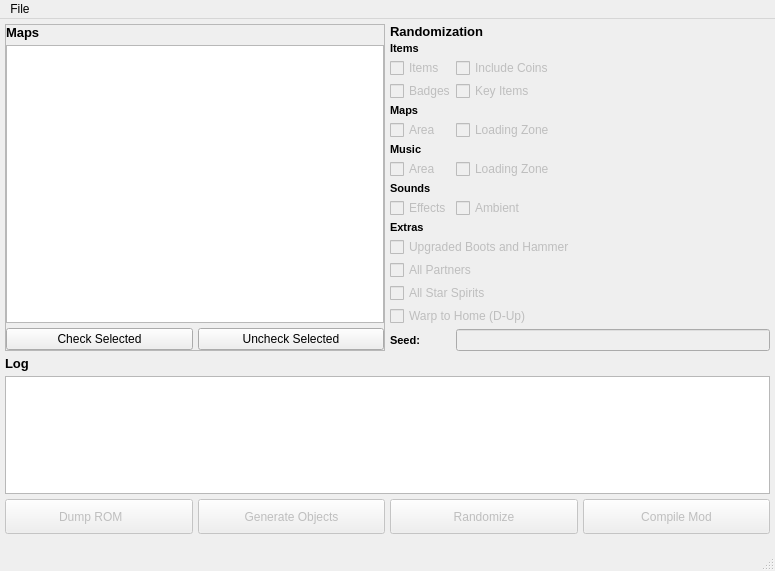
The window that ui/main_window.ui (JoshW-7/PaperMarioRandomizer) describes before a commit, drawn with Qt 5.
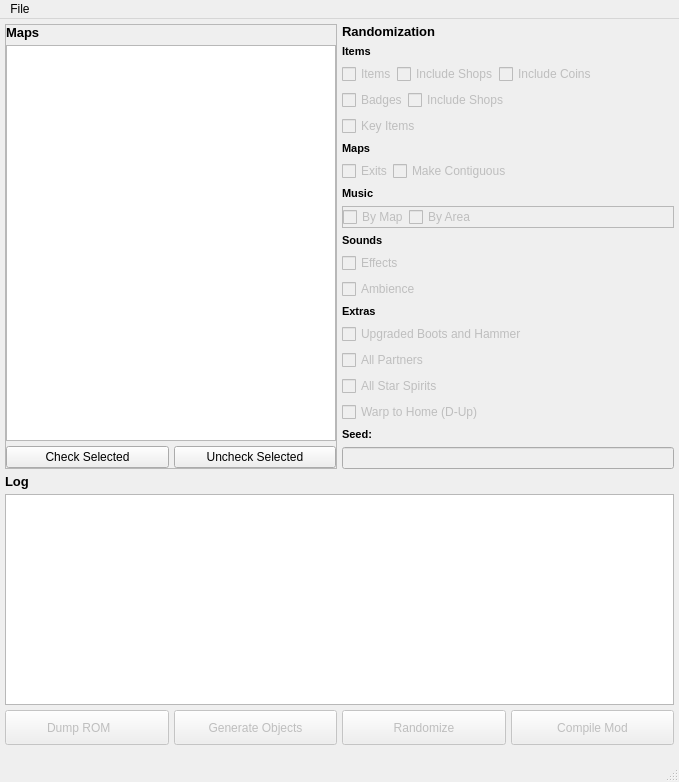
The same window after the commit. Icons and pictures are not drawn.

The edit to the form file:
```diff
--- a/ui/main_window.ui
+++ b/ui/main_window.ui
@@ -6,8 +6,8 @@
    <rect>
     <x>0</x>
     <y>0</y>
-    <width>775</width>
-    <height>571</height>
+    <width>679</width>
+    <height>782</height>
    </rect>
   </property>
   <property name="windowTitle">
@@ -216,28 +216,10 @@
               <height>0</height>
              </size>
             </property>
-            <layout class="QFormLayout" name="formLayout">
+            <layout class="QVBoxLayout" name="verticalLayout_2">
              <property name="sizeConstraint">
               <enum>QLayout::SetDefaultConstraint</enum>
              </property>
-             <property name="fieldGrowthPolicy">
-              <enum>QFormLayout::AllNonFixedFieldsGrow</enum>
-             </property>
-             <property name="rowWrapPolicy">
-              <enum>QFormLayout::DontWrapRows</enum>
-             </property>
-             <property name="labelAlignment">
-              <set>Qt::AlignLeading|Qt::AlignLeft|Qt::AlignVCenter</set>
-             </property>
-             <property name="formAlignment">
-              <set>Qt::AlignLeading|Qt::AlignLeft|Qt::AlignTop</set>
-             </property>
-             <property name="horizontalSpacing">
-              <number>0</number>
-             </property>
-             <property name="verticalSpacing">
-              <number>3</number>
-             </property>
              <property name="leftMargin">
               <number>0</number>
              </property>
@@ -250,7 +232,7 @@
              <property name="bottomMargin">
               <number>0</number>
              </property>
-             <item row="0" column="0" colspan="2">
+             <item>
               <widget class="QLabel" name="label_6">
                <property name="sizePolicy">
                 <sizepolicy hsizetype="Preferred" vsizetype="Maximum">
@@ -270,7 +252,7 @@
                </property>
               </widget>
              </item>
-             <item row="1" column="0">
+             <item>
               <widget class="QLabel" name="label_2">
                <property name="sizePolicy">
                 <sizepolicy hsizetype="Preferred" vsizetype="Maximum">
@@ -290,47 +272,186 @@
                </property>
               </widget>
              </item>
-             <item row="2" column="0">
-              <widget class="QCheckBox" name="chk_items">
-               <property name="enabled">
-                <bool>false</bool>
+             <item>
+              <widget class="QFrame" name="horizontalFrame">
+               <property name="minimumSize">
+                <size>
+                 <width>0</width>
+                 <height>0</height>
+                </size>
                </property>
-               <property name="text">
-                <string>Items</string>
-               </property>
+               <layout class="QHBoxLayout" name="horizontalLayout_4">
+                <property name="spacing">
+                 <number>0</number>
+                </property>
+                <property name="leftMargin">
+                 <number>0</number>
+                </property>
+                <property name="topMargin">
+                 <number>0</number>
+                </property>
+                <property name="rightMargin">
+                 <number>0</number>
+                </property>
+                <property name="bottomMargin">
+                 <number>0</number>
+                </property>
+                <item>
+                 <widget class="QCheckBox" name="chk_items">
+                  <property name="enabled">
+                   <bool>false</bool>
+                  </property>
+                  <property name="text">
+                   <string>Items</string>
+                  </property>
+                 </widget>
+                </item>
+                <item>
+                 <widget class="QCheckBox" name="chk_items_shops">
+                  <property name="enabled">
+                   <bool>false</bool>
+                  </property>
+                  <property name="sizePolicy">
+                   <sizepolicy hsizetype="Minimum" vsizetype="Fixed">
+                    <horstretch>0</horstretch>
+                    <verstretch>0</verstretch>
+                   </sizepolicy>
+                  </property>
+                  <property name="text">
+                   <string>Include Shops</string>
+                  </property>
+                 </widget>
+                </item>
+                <item>
+                 <widget class="QCheckBox" name="chk_coins">
+                  <property name="enabled">
+                   <bool>false</bool>
+                  </property>
+                  <property name="sizePolicy">
+                   <sizepolicy hsizetype="Minimum" vsizetype="Fixed">
+                    <horstretch>0</horstretch>
+                    <verstretch>0</verstretch>
+                   </sizepolicy>
+                  </property>
+                  <property name="text">
+                   <string>Include Coins</string>
+                  </property>
+                 </widget>
+                </item>
+                <item>
+                 <spacer name="horizontalSpacer">
+                  <property name="orientation">
+                   <enum>Qt::Horizontal</enum>
+                  </property>
+                  <property name="sizeHint" stdset="0">
+                   <size>
+                    <width>40</width>
+                    <height>20</height>
+                   </size>
+                  </property>
+                 </spacer>
+                </item>
+               </layout>
               </widget>
              </item>
-             <item row="2" column="1">
-              <widget class="QCheckBox" name="chk_coins">
-               <property name="enabled">
-                <bool>false</bool>
+             <item>
+              <widget class="QFrame" name="horizontalFrame">
+               <property name="minimumSize">
+                <size>
+                 <width>0</width>
+                 <height>0</height>
+                </size>
                </property>
-               <property name="text">
-                <string>Include Coins</string>
-               </property>
+               <layout class="QHBoxLayout" name="horizontalLayout_5">
+                <property name="spacing">
+                 <number>0</number>
+                </property>
+                <property name="leftMargin">
+                 <number>0</number>
+                </property>
+                <property name="topMargin">
+                 <number>0</number>
+                </property>
+                <property name="rightMargin">
+                 <number>0</number>
+                </property>
+                <property name="bottomMargin">
+                 <number>0</number>
+                </property>
+                <item>
+                 <widget class="QCheckBox" name="chk_badges">
+                  <property name="enabled">
+                   <bool>false</bool>
+                  </property>
+                  <property name="text">
+                   <string>Badges</string>
+                  </property>
+                 </widget>
+                </item>
+                <item>
+                 <widget class="QCheckBox" name="chk_badges_shops">
+                  <property name="enabled">
+                   <bool>false</bool>
+                  </property>
+                  <property name="text">
+                   <string>Include Shops</string>
+                  </property>
+                 </widget>
+                </item>
+                <item>
+                 <spacer name="horizontalSpacer_2">
+                  <property name="orientation">
+                   <enum>Qt::Horizontal</enum>
+                  </property>
+                  <property name="sizeHint" stdset="0">
+                   <size>
+                    <width>40</width>
+                    <height>20</height>
+                   </size>
+                  </property>
+                 </spacer>
+                </item>
+               </layout>
               </widget>
              </item>
-             <item row="3" column="0">
-              <widget class="QCheckBox" name="chk_badges">
-               <property name="enabled">
-                <bool>false</bool>
+             <item>
+              <widget class="QFrame" name="horizontalFrame">
+               <property name="minimumSize">
+                <size>
+                 <width>0</width>
+                 <height>0</height>
+                </size>
                </property>
-               <property name="text">
-                <string>Badges</string>
-               </property>
+               <layout class="QHBoxLayout" name="horizontalLayout_6">
+                <property name="spacing">
+                 <number>0</number>
+                </property>
+                <property name="leftMargin">
+                 <number>0</number>
+                </property>
+                <property name="topMargin">
+                 <number>0</number>
+                </property>
+                <property name="rightMargin">
+                 <number>0</number>
+                </property>
+                <property name="bottomMargin">
+                 <number>0</number>
+                </property>
+                <item>
+                 <widget class="QCheckBox" name="chk_key_items">
+                  <property name="enabled">
+                   <bool>false</bool>
+                  </property>
+                  <property name="text">
+                   <string>Key Items</string>
+                  </property>
+                 </widget>
+                </item>
+               </layout>
               </widget>
              </item>
-             <item row="3" column="1">
-              <widget class="QCheckBox" name="chk_key_items">
-               <property name="enabled">
-                <bool>false</bool>
-               </property>
-               <property name="text">
-                <string>Key Items</string>
-               </property>
-              </widget>
-             </item>
-             <item row="4" column="0">
+             <item>
               <widget class="QLabel" name="label_3">
                <property name="sizePolicy">
                 <sizepolicy hsizetype="Preferred" vsizetype="Maximum">
@@ -350,47 +471,147 @@
                </property>
               </widget>
              </item>
-             <item row="5" column="0">
-              <widget class="QCheckBox" name="chk_maps_area">
-               <property name="enabled">
-                <bool>false</bool>
+             <item>
+              <widget class="QFrame" name="horizontalFrame">
+               <property name="minimumSize">
+                <size>
+                 <width>0</width>
+                 <height>0</height>
+                </size>
                </property>
-               <property name="text">
-                <string>Area</string>
-               </property>
+               <layout class="QHBoxLayout" name="horizontalLayout_7">
+                <property name="spacing">
+                 <number>0</number>
+                </property>
+                <property name="leftMargin">
+                 <number>0</number>
+                </property>
+                <property name="topMargin">
+                 <number>0</number>
+                </property>
+                <property name="rightMargin">
+                 <number>0</number>
+                </property>
+                <property name="bottomMargin">
+                 <number>0</number>
+                </property>
+                <item>
+                 <widget class="QCheckBox" name="chk_maps_loading_zone">
+                  <property name="enabled">
+                   <bool>false</bool>
+                  </property>
+                  <property name="text">
+                   <string>Exits</string>
+                  </property>
+                 </widget>
+                </item>
+                <item>
+                 <widget class="QCheckBox" name="chk_maps_loading_zone_contiguous">
+                  <property name="enabled">
+                   <bool>false</bool>
+                  </property>
+                  <property name="text">
+                   <string>Make Contiguous</string>
+                  </property>
+                 </widget>
+                </item>
+                <item>
+                 <spacer name="horizontalSpacer_3">
+                  <property name="orientation">
+                   <enum>Qt::Horizontal</enum>
+                  </property>
+                  <property name="sizeHint" stdset="0">
+                   <size>
+                    <width>40</width>
+                    <height>20</height>
+                   </size>
+                  </property>
+                 </spacer>
+                </item>
+               </layout>
               </widget>
              </item>
-             <item row="5" column="1">
-              <widget class="QCheckBox" name="chk_maps_loading_zone">
-               <property name="enabled">
-                <bool>false</bool>
+             <item>
+              <widget class="QLabel" name="label_4">
+               <property name="sizePolicy">
+                <sizepolicy hsizetype="Preferred" vsizetype="Maximum">
+                 <horstretch>0</horstretch>
+                 <verstretch>0</verstretch>
+                </sizepolicy>
                </property>
-               <property name="text">
-                <string>Loading Zone</string>
+               <property name="font">
+                <font>
+                 <pointsize>8</pointsize>
+                 <weight>75</weight>
+                 <bold>true</bold>
+                </font>
                </property>
-              </widget>
-             </item>
-             <item row="8" column="0">
-              <widget class="QCheckBox" name="chk_music_area">
-               <property name="enabled">
-                <bool>false</bool>
-               </property>
                <property name="text">
-                <string>Area</string>
+                <string>Music</string>
                </property>
               </widget>
              </item>
-             <item row="8" column="1">
-              <widget class="QCheckBox" name="chk_music_loading_zone">
-               <property name="enabled">
-                <bool>false</bool>
+             <item>
+              <widget class="QFrame" name="frame">
+               <property name="frameShape">
+                <enum>QFrame::StyledPanel</enum>
                </property>
-               <property name="text">
-                <string>Loading Zone</string>
+               <property name="frameShadow">
+                <enum>QFrame::Raised</enum>
                </property>
+               <layout class="QHBoxLayout" name="horizontalLayout_8">
+                <property name="spacing">
+                 <number>0</number>
+                </property>
+                <property name="leftMargin">
+                 <number>0</number>
+                </property>
+                <property name="topMargin">
+                 <number>0</number>
+                </property>
+                <property name="rightMargin">
+                 <number>0</number>
+                </property>
+                <property name="bottomMargin">
+                 <number>0</number>
+                </property>
+                <item>
+                 <widget class="QCheckBox" name="chk_music_loading_zone">
+                  <property name="enabled">
+                   <bool>false</bool>
+                  </property>
+                  <property name="text">
+                   <string>By Map</string>
+                  </property>
+                 </widget>
+                </item>
+                <item>
+                 <widget class="QCheckBox" name="chk_music_area">
+                  <property name="enabled">
+                   <bool>false</bool>
+                  </property>
+                  <property name="text">
+                   <string>By Area</string>
+                  </property>
+                 </widget>
+                </item>
+                <item>
+                 <spacer name="horizontalSpacer_4">
+                  <property name="orientation">
+                   <enum>Qt::Horizontal</enum>
+                  </property>
+                  <property name="sizeHint" stdset="0">
+                   <size>
+                    <width>40</width>
+                    <height>20</height>
+                   </size>
+                  </property>
+                 </spacer>
+                </item>
+               </layout>
               </widget>
              </item>
-             <item row="9" column="0">
+             <item>
               <widget class="QLabel" name="label_9">
                <property name="sizePolicy">
                 <sizepolicy hsizetype="Preferred" vsizetype="Maximum">
@@ -410,7 +631,107 @@
                </property>
               </widget>
              </item>
-             <item row="11" column="0">
+             <item>
+              <widget class="QFrame" name="horizontalFrame">
+               <property name="minimumSize">
+                <size>
+                 <width>0</width>
+                 <height>0</height>
+                </size>
+               </property>
+               <layout class="QHBoxLayout" name="horizontalLayout_9">
+                <property name="spacing">
+                 <number>0</number>
+                </property>
+                <property name="leftMargin">
+                 <number>0</number>
+                </property>
+                <property name="topMargin">
+                 <number>0</number>
+                </property>
+                <property name="rightMargin">
+                 <number>0</number>
+                </property>
+                <property name="bottomMargin">
+                 <number>0</number>
+                </property>
+                <item>
+                 <widget class="QCheckBox" name="chk_sounds">
+                  <property name="enabled">
+                   <bool>false</bool>
+                  </property>
+                  <property name="text">
+                   <string>Effects</string>
+                  </property>
+                 </widget>
+                </item>
+                <item>
+                 <spacer name="horizontalSpacer_5">
+                  <property name="orientation">
+                   <enum>Qt::Horizontal</enum>
+                  </property>
+                  <property name="sizeHint" stdset="0">
+                   <size>
+                    <width>40</width>
+                    <height>20</height>
+                   </size>
+                  </property>
+                 </spacer>
+                </item>
+               </layout>
+              </widget>
+             </item>
+             <item>
+              <widget class="QFrame" name="horizontalFrame">
+               <property name="minimumSize">
+                <size>
+                 <width>0</width>
+                 <height>0</height>
+                </size>
+               </property>
+               <layout class="QHBoxLayout" name="horizontalLayout_10">
+                <property name="spacing">
+                 <number>0</number>
+                </property>
+                <property name="leftMargin">
+                 <number>0</number>
+                </property>
+                <property name="topMargin">
+                 <number>0</number>
+                </property>
+                <property name="rightMargin">
+                 <number>0</number>
+                </property>
+                <property name="bottomMargin">
+                 <number>0</number>
+                </property>
+                <item>
+                 <widget class="QCheckBox" name="chk_ambient_sounds">
+                  <property name="enabled">
+                   <bool>false</bool>
+                  </property>
+                  <property name="text">
+                   <string>Ambience</string>
+                  </property>
+                 </widget>
+                </item>
+                <item>
+                 <spacer name="horizontalSpacer_6">
+                  <property name="orientation">
+                   <enum>Qt::Horizontal</enum>
+                  </property>
+                  <property name="sizeHint" stdset="0">
+                   <size>
+                    <width>40</width>
+                    <height>20</height>
+                   </size>
+                  </property>
+                 </spacer>
+                </item>
+               </layout>
+              </widget>
+             </item>
+             <item>
               <widget class="QLabel" name="label_5">
                <property name="sizePolicy">
                 <sizepolicy hsizetype="Preferred" vsizetype="Maximum">
@@ -430,7 +751,7 @@
                </property>
               </widget>
              </item>
-             <item row="12" column="0" colspan="2">
+             <item>
               <widget class="QCheckBox" name="chk_upgrade_boots_hammer">
                <property name="enabled">
                 <bool>false</bool>
@@ -440,7 +761,7 @@
                </property>
               </widget>
              </item>
-             <item row="13" column="0" colspan="2">
+             <item>
               <widget class="QCheckBox" name="chk_partners">
                <property name="enabled">
                 <bool>false</bool>
@@ -450,7 +771,7 @@
                </property>
               </widget>
              </item>
-             <item row="14" column="0" colspan="2">
+             <item>
               <widget class="QCheckBox" name="chk_star_spirits">
                <property name="enabled">
                 <bool>false</bool>
@@ -460,7 +781,7 @@
                </property>
               </widget>
              </item>
-             <item row="15" column="0" colspan="2">
+             <item>
               <widget class="QCheckBox" name="chk_warp">
                <property name="enabled">
                 <bool>false</bool>
@@ -470,7 +791,7 @@
                </property>
               </widget>
              </item>
-             <item row="17" column="0">
+             <item>
               <widget class="QLabel" name="label_7">
                <property name="sizePolicy">
                 <sizepolicy hsizetype="Fixed" vsizetype="Preferred">
@@ -496,13 +817,13 @@
                </property>
               </widget>
              </item>
-             <item row="17" column="1">
+             <item>
               <widget class="QLineEdit" name="text_seed">
                <property name="enabled">
                 <bool>false</bool>
                </property>
                <property name="sizePolicy">
-                <sizepolicy hsizetype="Preferred" vsizetype="Preferred">
+                <sizepolicy hsizetype="Expanding" vsizetype="Preferred">
                  <horstretch>0</horstretch>
                  <verstretch>0</verstretch>
                 </sizepolicy>
@@ -521,46 +842,6 @@
                </property>
               </widget>
              </item>
-             <item row="7" column="0">
-              <widget class="QLabel" name="label_4">
-               <property name="sizePolicy">
-                <sizepolicy hsizetype="Preferred" vsizetype="Maximum">
-                 <horstretch>0</horstretch>
-                 <verstretch>0</verstretch>
-                </sizepolicy>
-               </property>
-               <property name="font">
-                <font>
-                 <pointsize>8</pointsize>
-                 <weight>75</weight>
-                 <bold>true</bold>
-                </font>
-               </property>
-               <property name="text">
-                <string>Music</string>
-               </property>
-              </widget>
-             </item>
-             <item row="10" column="0">
-              <widget class="QCheckBox" name="chk_sounds">
-               <property name="enabled">
-                <bool>false</bool>
-               </property>
-               <property name="text">
-                <string>Effects</string>
-               </property>
-              </widget>
-             </item>
-             <item row="10" column="1">
-              <widget class="QCheckBox" name="chk_ambient_sounds">
-               <property name="enabled">
-                <bool>false</bool>
-               </property>
-               <property name="text">
-                <string>Ambient</string>
-               </property>
-              </widget>
-             </item>
             </layout>
            </widget>
           </item>
@@ -591,7 +872,14 @@
      </widget>
     </item>
     <item>
-     <widget class="QListWidget" name="listwidget_log"/>
+     <widget class="QListWidget" name="listwidget_log">
+      <property name="minimumSize">
+       <size>
+        <width>0</width>
+        <height>200</height>
+       </size>
+      </property>
+     </widget>
     </item>
     <item>
      <layout class="QHBoxLayout" name="horizontalLayout_2">
@@ -720,7 +1008,7 @@
     <rect>
      <x>0</x>
      <y>0</y>
-     <width>775</width>
+     <width>679</width>
      <height>21</height>
     </rect>
    </property>
```
